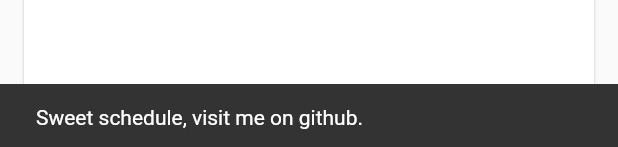
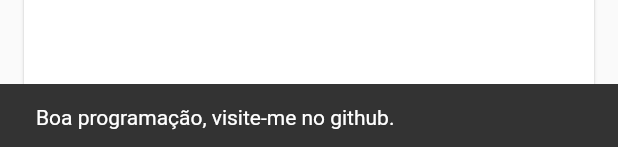
Before and after one commit to italo-santos-dev/profile-demo-flutter, a Flutter app: the ProjecComponentWidget widget shown alone on an empty page, opened directly with sample values from the repository, after a tap on the "favorite outline" icon, on a phone screen of 412 x 824 dp. Shown: the part 1086-1233 px from the top of the screen. Run offline on Flutter 3.47's test engine with Material 2 defaults, Android fonts, the phone set to English and light mode, and no system bars; our stand-ins replace flutter_local_notifications, flutter_svg, share.

Commit message:
profile-demo-updating-portfolio-projects

```diff
--- a/lib/pages/project/projects_component_widget.dart
+++ b/lib/pages/project/projects_component_widget.dart
@@ -75,7 +75,7 @@ class _ProjecComponentWidgetState extends State<ProjecComponentWidget> {
                                           .showSnackBar(
                                         const SnackBar(
                                           content: Text(
-                                            'Sweet schedule, visit me on github.',
+                                            'Boa programação, visite-me no github.',
                                           ),
                                         ),
                                       );
```
